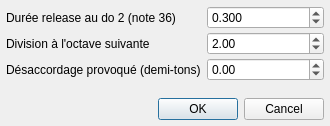
Qt form trunk/tools/dialog_release.ui (davy7125/polyphone) before a commit.
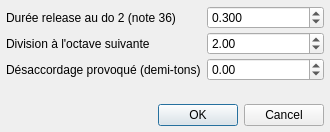
The same form after that commit. Icons and pictures are not drawn.

Diff of the .ui file:
```diff
--- a/trunk/tools/dialog_release.ui
+++ b/trunk/tools/dialog_release.ui
@@ -10,7 +10,7 @@
     <x>0</x>
     <y>0</y>
     <width>330</width>
-    <height>126</height>
+    <height>132</height>
    </rect>
   </property>
   <property name="windowTitle">
```
Left out of the diff: 17 changed lines with no effect on the pictures.
